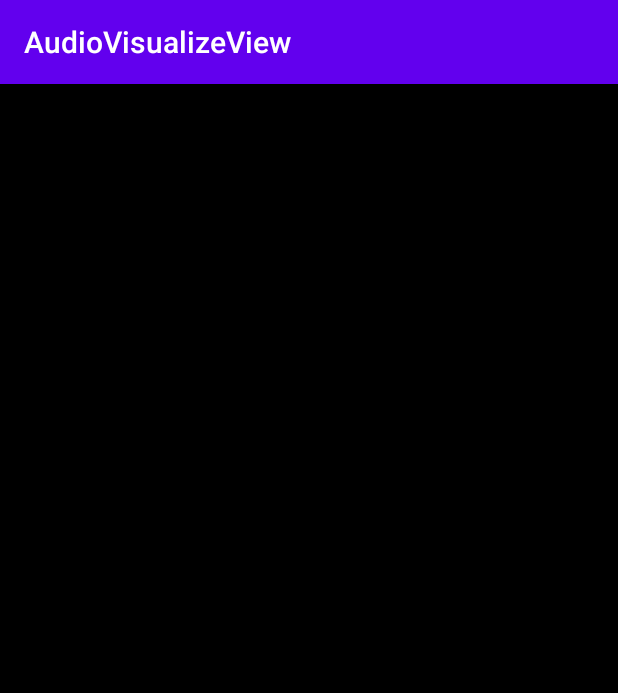
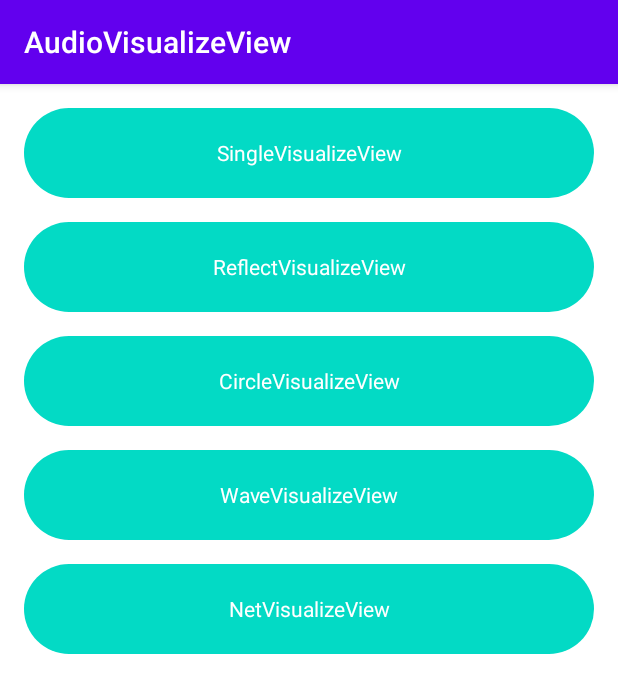
Before and after one commit to GitHubZJY/AudioVisualizeView, an Android app: the screen it shows after launch (MainActivity), on a phone screen of 412 x 824 dp. Shown: the top 693 px of the screen. Run offline under Robolectric (Android 15) with nearby library versions, the phone set to English and light mode, and no system bars; 1 statement that could not run was skipped.

Commit message:
test activity for every mode.

```diff
--- a/app/src/main/AndroidManifest.xml
+++ b/app/src/main/AndroidManifest.xml
@@ -16,6 +16,12 @@
                 <category android:name="android.intent.category.LAUNCHER" />
             </intent-filter>
         </activity>
+
+        <activity android:name=".ReflectVisualizeActivity"/>
+        <activity android:name=".CircleVisualizeActivity"/>
+        <activity android:name=".SingleVisualizeActivity"/>
+        <activity android:name=".WaveVisualizeActivity"/>
+        <activity android:name=".NetVisualizeActivity"/>
     </application>
 
 </manifest>
--- a/app/src/main/java/com/zjy/audiovisualizeview/MainActivity.java
+++ b/app/src/main/java/com/zjy/audiovisualizeview/MainActivity.java
@@ -1,19 +1,21 @@
 package com.zjy.audiovisualizeview;
+
+import android.Manifest;
+import android.content.Intent;
+import android.content.pm.PackageManager;
+import android.os.Bundle;
+import android.view.View;
+import android.widget.TextView;
+import android.widget.Toast;
 
 import androidx.annotation.NonNull;
 import androidx.appcompat.app.AppCompatActivity;
 
-import android.Manifest;
-import android.content.pm.PackageManager;
-import android.os.Bundle;
-import android.widget.Toast;
-
-import com.zjy.audiovisualize.view.AudioVisualizeView;
 import com.zjy.audiovisualizeview.utils.PermissionUtils;
 
-public class MainActivity extends AppCompatActivity {
+public class MainActivity extends AppCompatActivity implements View.OnClickListener {
 
-    private AudioVisualizeView vAudioVisualize;
+    private TextView vReflect, vCircle, vSingle, vWave, vNet;
     private static final int RECORD_AUDIO = 10001;
     private static final int READ_EXTERNAL_STORAGE = 10002;
 
@@ -22,11 +24,42 @@ public class MainActivity extends AppCompatActivity {
         super.onCreate(savedInstanceState);
         setContentView(R.layout.activity_main);
 
-        vAudioVisualize = findViewById(R.id.audio_visualize_view);
-        vAudioVisualize.doPlay(R.raw.sound);
+        vReflect = findViewById(R.id.reflect_entrance);
+        vCircle = findViewById(R.id.circle_entrance);
+        vSingle = findViewById(R.id.single_entrance);
+        vWave = findViewById(R.id.wave_entrance);
+        vNet = findViewById(R.id.net_entrance);
+        vSingle.setOnClickListener(this);
+        vReflect.setOnClickListener(this);
+        vCircle.setOnClickListener(this);
+        vWave.setOnClickListener(this);
+        vNet.setOnClickListener(this);
 
         PermissionUtils.requestPermission(MainActivity.this, Manifest.permission.RECORD_AUDIO, RECORD_AUDIO);
         PermissionUtils.requestPermission(MainActivity.this, Manifest.permission.READ_EXTERNAL_STORAGE, READ_EXTERNAL_STORAGE);
+    }
+
+    @Override
+    public void onClick(View view) {
+        Intent intent = null;
+        switch (view.getId()) {
+            case R.id.single_entrance:
+                intent = new Intent(MainActivity.this, SingleVisualizeActivity.class);
+                break;
+            case R.id.reflect_entrance:
+                intent = new Intent(MainActivity.this, ReflectVisualizeActivity.class);
+                break;
+            case R.id.circle_entrance:
+                intent = new Intent(MainActivity.this, CircleVisualizeActivity.class);
+                break;
+            case R.id.wave_entrance:
+                intent = new Intent(MainActivity.this, WaveVisualizeActivity.class);
+                break;
+            case R.id.net_entrance:
+                intent = new Intent(MainActivity.this, NetVisualizeActivity.class);
+                break;
+        }
+        startActivity(intent);
     }
 
     @Override
@@ -46,8 +79,5 @@ public class MainActivity extends AppCompatActivity {
     @Override
     protected void onDestroy() {
         super.onDestroy();
-        if (vAudioVisualize != null) {
-           vAudioVisualize.release();
-        }
     }
 }
--- /dev/null
+++ b/app/src/main/res/drawable/bg_entrance.xml
@@ -0,0 +1,5 @@
+<?xml version="1.0" encoding="utf-8"?>
+<shape xmlns:android="http://schemas.android.com/apk/res/android">
+    <corners android:radius="40dp"/>
+    <solid android:color="@color/colorAccent" />
+</shape>
--- a/app/src/main/res/layout/activity_main.xml
+++ b/app/src/main/res/layout/activity_main.xml
@@ -1,21 +1,64 @@
 <?xml version="1.0" encoding="utf-8"?>
-<androidx.constraintlayout.widget.ConstraintLayout xmlns:android="http://schemas.android.com/apk/res/android"
+<LinearLayout xmlns:android="http://schemas.android.com/apk/res/android"
     xmlns:app="http://schemas.android.com/apk/res-auto"
     xmlns:tools="http://schemas.android.com/tools"
     android:layout_width="match_parent"
     android:layout_height="match_parent"
-    android:background="#000000"
+    android:background="#FFFFFF"
+    android:orientation="vertical"
+    android:paddingStart="16dp"
+    android:paddingEnd="16dp"
     tools:context=".MainActivity">
 
-    <com.zjy.audiovisualize.view.ReflectVisualizeView
-        android:id="@+id/audio_visualize_view"
-        android:text="Hello World!"
-        app:visualize_ratio="2"
+
+    <TextView
+        android:id="@+id/single_entrance"
         android:layout_width="match_parent"
-        android:layout_height="match_parent"
-        app:layout_constraintBottom_toBottomOf="parent"
-        app:layout_constraintLeft_toLeftOf="parent"
-        app:layout_constraintRight_toRightOf="parent"
-        app:layout_constraintTop_toTopOf="parent" />
+        android:layout_height="60dp"
+        android:layout_marginTop="16dp"
+        android:background="@drawable/bg_entrance"
+        android:gravity="center"
+        android:text="SingleVisualizeView"
+        android:textColor="#FFFFFF" />
 
-</androidx.constraintlayout.widget.ConstraintLayout>
+    <TextView
+        android:id="@+id/reflect_entrance"
+        android:layout_width="match_parent"
+        android:layout_height="60dp"
+        android:layout_marginTop="16dp"
+        android:background="@drawable/bg_entrance"
+        android:gravity="center"
+        android:text="ReflectVisualizeView"
+        android:textColor="#FFFFFF" />
+
+    <TextView
+        android:id="@+id/circle_entrance"
+        android:layout_width="match_parent"
+        android:layout_height="60dp"
+        android:layout_marginTop="16dp"
+        android:background="@drawable/bg_entrance"
+        android:gravity="center"
+        android:text="CircleVisualizeView"
+        android:textColor="#FFFFFF" />
+
+    <TextView
+        android:id="@+id/wave_entrance"
+        android:layout_width="match_parent"
+        android:layout_height="60dp"
+        android:layout_marginTop="16dp"
+        android:background="@drawable/bg_entrance"
+        android:gravity="center"
+        android:text="WaveVisualizeView"
+        android:textColor="#FFFFFF" />
+
+    <TextView
+        android:id="@+id/net_entrance"
+        android:layout_width="match_parent"
+        android:layout_height="60dp"
+        android:layout_marginTop="16dp"
+        android:background="@drawable/bg_entrance"
+        android:gravity="center"
+        android:text="NetVisualizeView"
+        android:textColor="#FFFFFF" />
+
+</LinearLayout>
--- a/audiovisualize/src/main/java/com/zjy/audiovisualize/view/AudioVisualizeView.java
+++ b/audiovisualize/src/main/java/com/zjy/audiovisualize/view/AudioVisualizeView.java
@@ -88,6 +88,7 @@ public abstract class AudioVisualizeView extends View implements MediaManagerLis
             mColor = ta.getColor(R.styleable.AudioVisualizeView_visualize_color, Color.WHITE);
             mSpectrumCount = ta.getInteger(R.styleable.AudioVisualizeView_visualize_count, 60);
             mSpectrumRatio = ta.getFloat(R.styleable.AudioVisualizeView_visualize_ratio, 1.0f);
+            mItemMargin = ta.getDimension(R.styleable.AudioVisualizeView_visualize_item_margin, 12f);
             handleAttr(ta);
         } catch (Exception e) {
             e.printStackTrace();
@@ -99,7 +100,6 @@ public abstract class AudioVisualizeView extends View implements MediaManagerLis
 
     protected void init() {
         mStrokeWidth = 5;
-        mItemMargin = 12;
 
         mPaint = new Paint();
         mPaint.setStrokeWidth(mStrokeWidth);
--- a/audiovisualize/src/main/res/values/attrs.xml
+++ b/audiovisualize/src/main/res/values/attrs.xml
@@ -5,6 +5,7 @@
         <attr name="visualize_color" format="reference|color"/>
         <attr name="visualize_count" format="integer"/>
         <attr name="visualize_ratio" format="float"/>
+        <attr name="visualize_item_margin" format="dimension"/>
         <attr name="visualize_orientation" format="enum">
             <enum name="horizontal_line_top" value="1" />
             <enum name="horizontal_line_bottom" value="2" />
```
Also changed, not shown: app/src/main/java/com/zjy/audiovisualizeview/CircleVisualizeActivity.java (added, +30 -0 lines), app/src/main/java/com/zjy/audiovisualizeview/NetVisualizeActivity.java (added, +30 -0 lines), app/src/main/java/com/zjy/audiovisualizeview/ReflectVisualizeActivity.java (added, +30 -0 lines), app/src/main/java/com/zjy/audiovisualizeview/SingleVisualizeActivity.java (added, +30 -0 lines), app/src/main/java/com/zjy/audiovisualizeview/WaveVisualizeActivity.java (added, +31 -0 lines), app/src/main/res/layout/activity_circle_visualize.xml (added, +22 -0 lines), app/src/main/res/layout/activity_net_visualize.xml (added, +22 -0 lines), app/src/main/res/layout/activity_reflect_visualize.xml (added, +21 -0 lines), app/src/main/res/layout/activity_single_visualize.xml (added, +22 -0 lines), app/src/main/res/layout/activity_wave_visualize.xml (added, +22 -0 lines).
